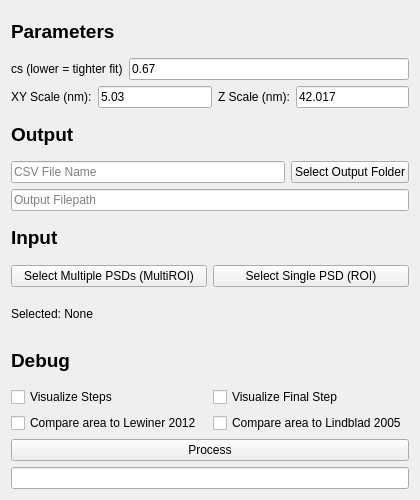
Old version of the form mainformpancake3d.ui in the repository AlexanderJCS/3D-Pancake.
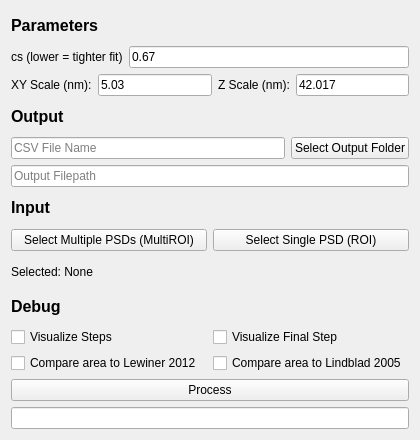
New version of the form. Custom widgets are drawn as their Qt base class.

Commit message: fix visual inconsistencies with 3D pancake UI

The edit to the form file:
```diff
--- a/mainformpancake3d.ui
+++ b/mainformpancake3d.ui
@@ -7,7 +7,7 @@
     <x>0</x>
     <y>0</y>
     <width>420</width>
-    <height>500</height>
+    <height>440</height>
    </rect>
   </property>
   <property name="sizePolicy">
@@ -19,7 +19,7 @@
   <property name="minimumSize">
    <size>
     <width>420</width>
-    <height>500</height>
+    <height>440</height>
    </size>
   </property>
   <property name="windowTitle">
@@ -35,7 +35,7 @@
       </font>
      </property>
      <property name="text">
-      <string>&lt;html&gt;&lt;head/&gt;&lt;body&gt;&lt;p&gt;Parameters&lt;/p&gt;&lt;/body&gt;&lt;/html&gt;</string>
+      <string>&lt;html&gt;&lt;head/&gt;&lt;body&gt;&lt;p&gt;&lt;span style=&quot; font-size:12pt; font-weight:700;&quot;&gt;Parameters&lt;/span&gt;&lt;/p&gt;&lt;/body&gt;&lt;/html&gt;</string>
      </property>
     </widget>
    </item>
@@ -44,7 +44,7 @@
      <item>
       <widget class="QLabel" name="label_cs">
        <property name="text">
-        <string>cs (lower = tighter fit)</string>
+        <string>&lt;html&gt;&lt;head/&gt;&lt;body&gt;&lt;p&gt;cs (lower = tighter fit)&lt;/p&gt;&lt;/body&gt;&lt;/html&gt;</string>
        </property>
       </widget>
      </item>
@@ -98,7 +98,7 @@
       </font>
      </property>
      <property name="text">
-      <string>&lt;html&gt;&lt;head/&gt;&lt;body&gt;&lt;p&gt;Output&lt;/p&gt;&lt;/body&gt;&lt;/html&gt;</string>
+      <string>&lt;html&gt;&lt;head/&gt;&lt;body&gt;&lt;p&gt;&lt;span style=&quot; font-size:12pt; font-weight:700;&quot;&gt;Output&lt;/span&gt;&lt;/p&gt;&lt;/body&gt;&lt;/html&gt;</string>
      </property>
     </widget>
    </item>
@@ -139,7 +139,7 @@
       </font>
      </property>
      <property name="text">
-      <string>&lt;html&gt;&lt;head/&gt;&lt;body&gt;&lt;p&gt;Input&lt;/p&gt;&lt;/body&gt;&lt;/html&gt;</string>
+      <string>&lt;html&gt;&lt;head/&gt;&lt;body&gt;&lt;p&gt;&lt;span style=&quot; font-size:12pt; font-weight:700;&quot;&gt;Input&lt;/span&gt;&lt;/p&gt;&lt;/body&gt;&lt;/html&gt;</string>
      </property>
     </widget>
    </item>
@@ -171,7 +171,7 @@
    <item>
     <widget class="QLabel" name="label_4">
      <property name="text">
-      <string>&lt;html&gt;&lt;head/&gt;&lt;body&gt;&lt;p&gt;&lt;span style=&quot; font-size:14pt; font-weight:700;&quot;&gt;Debug&lt;/span&gt;&lt;/p&gt;&lt;/body&gt;&lt;/html&gt;</string>
+      <string>&lt;html&gt;&lt;head/&gt;&lt;body&gt;&lt;p&gt;&lt;span style=&quot; font-size:12pt; font-weight:700;&quot;&gt;Debug&lt;/span&gt;&lt;/p&gt;&lt;/body&gt;&lt;/html&gt;</string>
      </property>
     </widget>
    </item>
```
The commit also changes 1 other file.
